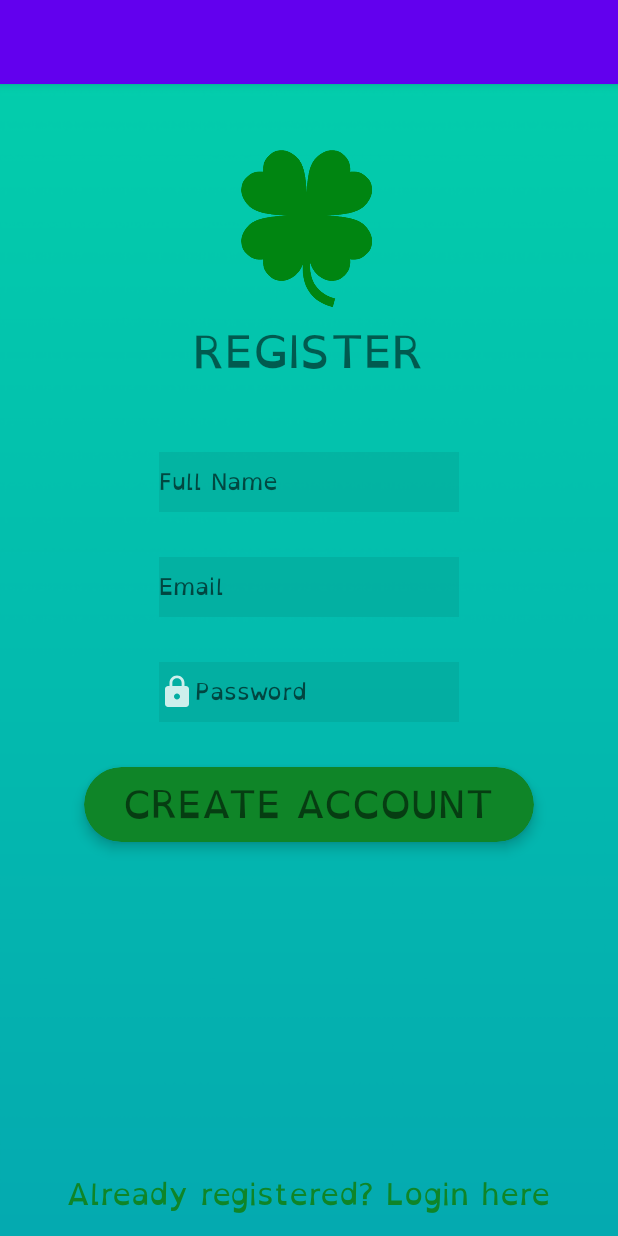
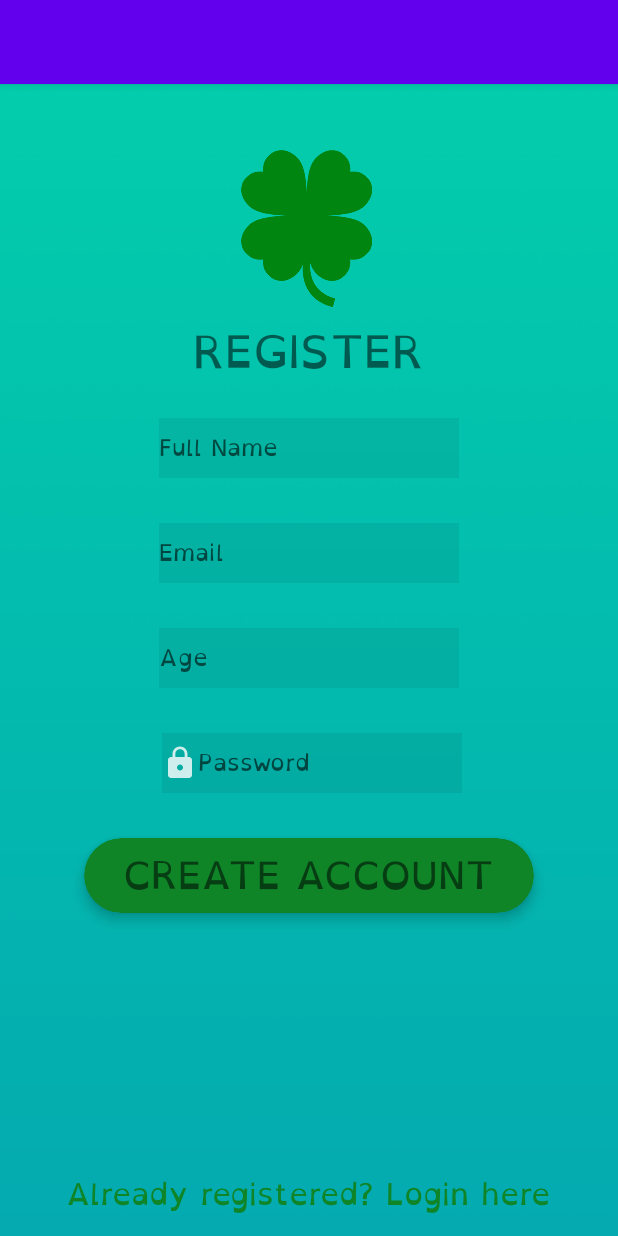
Before and after one commit to Medha-Iyer/Clover-Dyslexia-Project, an Android app: the screen it shows after launch (Register), after a tap on "Create an Account", on a phone screen of 412 x 824 dp. Run offline under Robolectric (Android 15) with nearby library versions, the phone set to English and light mode, and no system bars; our stand-ins replace Firebase (no records; nobody signed in at launch, a user with empty details on screens opened directly); 1 other tap on this screen came first.

Commit message:
Medha loginpt2 + settings logout

```diff
--- a/app/src/main/AndroidManifest.xml
+++ b/app/src/main/AndroidManifest.xml
@@ -19,11 +19,10 @@
         android:roundIcon="@mipmap/ic_launcher_round"
         android:supportsRtl="true"
         android:theme="@style/AppTheme">
-        <activity android:name=".Register"></activity>
+        <activity android:name=".Register"/>
         <activity android:name=".Login">
             <intent-filter>
                 <action android:name="android.intent.action.MAIN" />
-
                 <category android:name="android.intent.category.LAUNCHER" />
             </intent-filter>
         </activity>
--- a/app/src/main/java/com/example/clover/Login.java
+++ b/app/src/main/java/com/example/clover/Login.java
@@ -1,17 +1,30 @@
 package com.example.clover;
 
+import androidx.annotation.NonNull;
 import androidx.appcompat.app.AppCompatActivity;
 import androidx.cardview.widget.CardView;
 
 import android.content.Intent;
 import android.os.Bundle;
+import android.text.TextUtils;
 import android.view.View;
+import android.widget.EditText;
+import android.widget.ProgressBar;
 import android.widget.TextView;
+import android.widget.Toast;
+
+import com.google.android.gms.tasks.OnCompleteListener;
+import com.google.android.gms.tasks.Task;
+import com.google.firebase.auth.AuthResult;
+import com.google.firebase.auth.FirebaseAuth;
 
 public class Login extends AppCompatActivity implements View.OnClickListener {
 
-    TextView mcreateAccount;
-    CardView mloginButton;
+    private TextView mcreateAccount;
+    private CardView mloginButton;
+    EditText mEmail, mPassword;
+    private ProgressBar mPbar;
+    FirebaseAuth fAuth;
 
     @Override
     protected void onCreate(Bundle savedInstanceState) {
@@ -23,13 +36,53 @@ public class Login extends AppCompatActivity implements View.OnClickListener {
         mcreateAccount.setOnClickListener(this);
         mloginButton = findViewById(R.id.loginButton);
         mloginButton.setOnClickListener(this);
+        mEmail = findViewById(R.id.email);
+        mPassword = findViewById(R.id.password);
+        mPbar = findViewById(R.id.progressBar);
+        fAuth = FirebaseAuth.getInstance();
+
+        if(fAuth.getCurrentUser() != null) {
+            startActivity(new Intent(getApplicationContext(), MainActivity.class));
+            finish();
+        }
     }
 
     @Override
     public void onClick(View v) {
         switch(v.getId()){
             case R.id.loginButton:
+                String email = mEmail.getText().toString().trim();
+                String password = mPassword.getText().toString().trim();
 
+                //Check if user has entered valid information
+                if(TextUtils.isEmpty(email)){
+                    mEmail.setError("Email is required.");
+                    return;
+                }
+
+                if(TextUtils.isEmpty(password)){
+                    mPassword.setError("Password is required.");
+                    return;
+                }
+
+                if(password.length() < 6){
+                    mPassword.setError("Password must be at least 6 characters.");
+                    return;
+                }
+                mPbar.setVisibility(View.VISIBLE);
+
+                //authenticate user
+                fAuth.signInWithEmailAndPassword(email, password).addOnCompleteListener(this, new OnCompleteListener<AuthResult>() {
+                    @Override
+                    public void onComplete(@NonNull Task<AuthResult> task) {
+                        if(task.isSuccessful()){
+                            Toast.makeText(Login.this, "Logged in successfully", Toast.LENGTH_SHORT).show();
+                            startActivity(new Intent(getApplicationContext(), MainActivity.class));
+                        }else{
+                            Toast.makeText(Login.this, "ERROR!" + task.getException().getMessage(), Toast.LENGTH_SHORT).show();
+                        }
+                    }
+                });
             case R.id.createAccount:
                 startActivity(new Intent(getApplicationContext(), Register.class));
         }
--- a/app/src/main/java/com/example/clover/MainActivity.java
+++ b/app/src/main/java/com/example/clover/MainActivity.java
@@ -34,7 +34,7 @@ public class MainActivity extends AppCompatActivity implements View.OnClickListe
                 switch (menuItem.getItemId()){
                     case R.id.camera:
                         startActivity(new Intent(getApplicationContext(), Camera.class));
-                    overridePendingTransition(0,0);
+                        overridePendingTransition(0,0);
                     return true;
                     case R.id.library:
                         startActivity(new Intent(getApplicationContext(), Library.class));
--- a/app/src/main/java/com/example/clover/Register.java
+++ b/app/src/main/java/com/example/clover/Register.java
@@ -20,10 +20,10 @@ import com.google.android.gms.tasks.OnCompleteListener;
 
 public class Register extends AppCompatActivity implements View.OnClickListener {
 
-    TextView mLoginHere;
-    CardView mRegisterButton;
-    EditText mFullName, mEmail, mPassword;
-    ProgressBar mPbar;
+    private TextView mLoginHere;
+    private CardView mRegisterButton;
+    EditText mFullName, mEmail, mAge, mPassword;
+    private ProgressBar mPbar;
     FirebaseAuth fAuth;
 
     @Override
@@ -38,12 +38,12 @@ public class Register extends AppCompatActivity implements View.OnClickListener
         mRegisterButton.setOnClickListener(this);
         mFullName = findViewById(R.id.fullname);
         mEmail = findViewById(R.id.email);
+        mAge = findViewById(R.id.age);
         mPassword = findViewById(R.id.password);
         mPbar = findViewById(R.id.progressBar);
-
         fAuth = FirebaseAuth.getInstance();
 
-        if(fAuth.getCurrentUser() != null){
+        if(fAuth.getCurrentUser() != null) {
             startActivity(new Intent(getApplicationContext(), MainActivity.class));
             finish();
         }
@@ -54,11 +54,17 @@ public class Register extends AppCompatActivity implements View.OnClickListener
         switch (v.getId()) {
             case R.id.registerButton:
                 String email = mEmail.getText().toString().trim();
+                String age = mAge.getText().toString().trim();
                 String password = mPassword.getText().toString().trim();
 
                 //Check if user has entered valid information
                 if(TextUtils.isEmpty(email)){
                     mEmail.setError("Email is required.");
+                    return;
+                }
+
+                if(TextUtils.isEmpty(age)){
+                    mEmail.setError("Age is required.");
                     return;
                 }
 
@@ -78,7 +84,7 @@ public class Register extends AppCompatActivity implements View.OnClickListener
                     @Override
                     public void onComplete(@NonNull Task<AuthResult> task) {
                         if (task.isSuccessful()) {
-                            Toast.makeText(Register.this, "User successfully created", Toast.LENGTH_SHORT).show();
+                            Toast.makeText(Register.this, "User successfully created an account", Toast.LENGTH_SHORT).show();
                             startActivity(new Intent(getApplicationContext(), MainActivity.class));
                         }else{
                             Toast.makeText(Register.this, "ERROR!" + task.getException().getMessage(), Toast.LENGTH_SHORT).show();
--- a/app/src/main/res/layout/activity_login.xml
+++ b/app/src/main/res/layout/activity_login.xml
@@ -57,7 +57,7 @@
         android:layout_alignStart="@id/email"
         android:layout_alignLeft="@id/email"
         android:layout_centerHorizontal="true"
-        android:layout_marginTop="20dp"
+        android:layout_marginTop="0dp"
         android:layout_marginBottom="30dp"
         android:background="#11000000"
         android:ems="10"
@@ -101,7 +101,7 @@
         android:layout_centerHorizontal="true"
         android:layout_marginTop="10dp"
         android:indeterminateTint="#0f8528"
-        android:visibility="invisible"/>
+        android:visibility="invisible" />
 
     <TextView
         android:id="@+id/createAccount"
--- a/app/src/main/res/layout/activity_register.xml
+++ b/app/src/main/res/layout/activity_register.xml
@@ -36,7 +36,7 @@
         android:layout_height="40dp"
         android:layout_below="@id/registerText"
         android:layout_centerHorizontal="true"
-        android:layout_marginTop="40dp"
+        android:layout_marginTop="17dp"
         android:background="#11000000"
         android:ems="10"
         android:fontFamily="@font/opendyslexic_regular"
@@ -50,11 +50,8 @@
         android:layout_height="40dp"
         android:layout_below="@id/fullname"
         android:layout_alignStart="@id/fullname"
-        android:layout_alignLeft="@id/fullname"
         android:layout_centerHorizontal="true"
         android:layout_marginTop="30dp"
-        android:layout_marginEnd="300dp"
-        android:layout_marginRight="300dp"
         android:layout_marginBottom="30dp"
         android:background="#11000000"
         android:ems="10"
@@ -63,21 +60,37 @@
         android:inputType="textWebEmailAddress"
         android:textSize="15sp"
         />
+
+    <EditText
+        android:id="@+id/age"
+        android:layout_width="200dp"
+        android:layout_height="40dp"
+        android:layout_below="@id/email"
+        android:layout_alignStart="@id/fullname"
+        android:layout_centerHorizontal="true"
+        android:layout_marginTop="0dp"
+        android:layout_marginBottom="30dp"
+        android:background="#11000000"
+        android:ems="10"
+        android:fontFamily="@font/opendyslexic_regular"
+        android:hint="Age"
+        android:inputType="number"
+        android:textSize="15sp"
+        />
 <!--        TODO add clover icon before name and email-->
 
     <EditText
         android:id="@+id/password"
-        android:drawableLeft="@drawable/ic_action_pass"
         android:layout_width="200dp"
         android:layout_height="40dp"
-        android:layout_below="@id/fullname"
+        android:layout_below="@id/age"
         android:layout_alignStart="@id/fullname"
-        android:layout_alignLeft="@id/fullname"
         android:layout_centerHorizontal="true"
-        android:layout_marginTop="100dp"
-        android:layout_marginRight="300dp"
+        android:layout_marginStart="2dp"
+        android:layout_marginTop="0dp"
         android:layout_marginBottom="30dp"
         android:background="#11000000"
+        android:drawableLeft="@drawable/ic_action_pass"
         android:ems="10"
         android:fontFamily="@font/opendyslexic_regular"
         android:hint="Password"
```
Also changed, not shown: app/src/main/java/com/example/clover/Settings.java (+19 -3 lines), app/src/main/res/layout/activity_settings.xml (+26 -0 lines).
